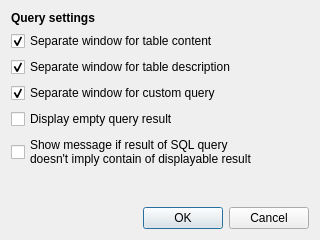
Above: customquerysettings.ui from TiReks33/adb-explorer before the change. Below: the same form after it.
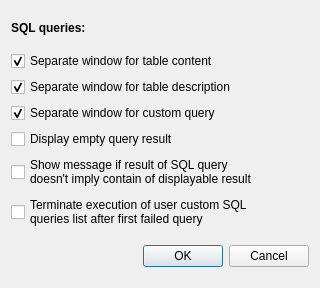
That is the form after the change.

Commit message: v.1.2c -- multiply SQL-user queries is now supported; flexible management of multiply queries processing (include additional settings in gui forms); maintaining user SQL-queries history functionality added (access via encrypted binary file, this functional accessible only with adb-crypt v.1.1 plugin); encrypted user credentials now is a separated functional from main app via crypto-plugin; additional user notifications added for gui-interaction helping reason; forms logic improved; fixed memory leak in user custom SQL-queries form.

Patch:
```diff
--- a/customquerysettings.ui
+++ b/customquerysettings.ui
@@ -7,11 +7,11 @@
     <x>0</x>
     <y>0</y>
     <width>320</width>
-    <height>240</height>
+    <height>288</height>
    </rect>
   </property>
   <property name="sizePolicy">
-   <sizepolicy hsizetype="Ignored" vsizetype="Ignored">
+   <sizepolicy hsizetype="Fixed" vsizetype="Fixed">
     <horstretch>0</horstretch>
     <verstretch>0</verstretch>
    </sizepolicy>
@@ -19,13 +19,13 @@
   <property name="minimumSize">
    <size>
     <width>320</width>
-    <height>240</height>
+    <height>288</height>
    </size>
   </property>
   <property name="maximumSize">
    <size>
     <width>320</width>
-    <height>240</height>
+    <height>288</height>
    </size>
   </property>
   <property name="windowTitle">
@@ -34,6 +34,12 @@
   <layout class="QVBoxLayout" name="verticalLayout_2">
    <item>
     <widget class="QLabel" name="label">
+     <property name="sizePolicy">
+      <sizepolicy hsizetype="Fixed" vsizetype="Fixed">
+       <horstretch>0</horstretch>
+       <verstretch>0</verstretch>
+      </sizepolicy>
+     </property>
      <property name="font">
       <font>
        <weight>75</weight>
@@ -41,7 +47,7 @@
       </font>
      </property>
      <property name="text">
-      <string>Query settings</string>
+      <string>SQL queries:</string>
      </property>
     </widget>
    </item>
@@ -77,6 +83,9 @@
        </item>
        <item>
         <widget class="QCheckBox" name="custom_checkbox">
+         <property name="enabled">
+          <bool>true</bool>
+         </property>
          <property name="text">
           <string>Separate window for custom query</string>
          </property>
@@ -101,33 +110,21 @@
         </widget>
        </item>
        <item>
-        <spacer name="verticalSpacer">
-         <property name="orientation">
-          <enum>Qt::Vertical</enum>
+        <widget class="QCheckBox" name="terminateCheckBox">
+         <property name="sizePolicy">
+          <sizepolicy hsizetype="Minimum" vsizetype="Fixed">
+           <horstretch>0</horstretch>
+           <verstretch>0</verstretch>
+          </sizepolicy>
          </property>
-         <property name="sizeHint" stdset="0">
-          <size>
-           <width>20</width>
-           <height>40</height>
-          </size>
+         <property name="text">
+          <string>Terminate execution of user custom SQL
+queries list after first failed query</string>
          </property>
-        </spacer>
+        </widget>
        </item>
       </layout>
      </item>
-     <item>
-      <spacer name="horizontalSpacer">
-       <property name="orientation">
-        <enum>Qt::Horizontal</enum>
-       </property>
-       <property name="sizeHint" stdset="0">
-        <size>
-         <width>40</width>
-         <height>20</height>
-        </size>
-       </property>
-      </spacer>
-     </item>
     </layout>
    </item>
    <item>
```
The commit also changes 32 other files.
